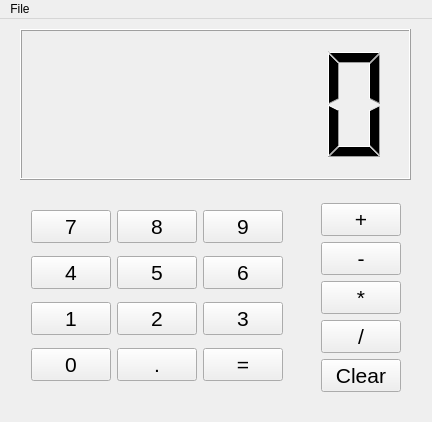
The window that mainwindow.ui (AbhyudayaSharma/Calculator) describes before a commit, drawn with Qt 5.
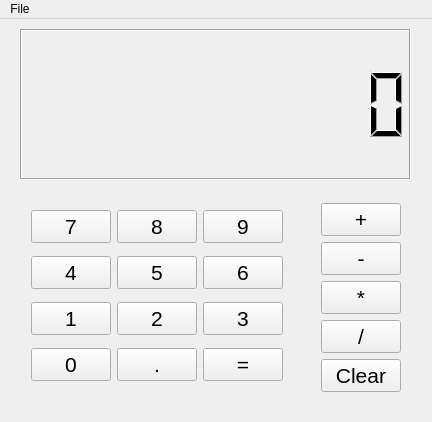
The same window after the commit.

Commit message:
Add working number input
The Number input buttons (0 - 9), decimal point (.) and Clear button now
function as expected.

Diff of the .ui file:
```diff
--- a/mainwindow.ui
+++ b/mainwindow.ui
@@ -17,7 +17,10 @@
    </sizepolicy>
   </property>
   <property name="windowTitle">
-   <string>MainWindow</string>
+   <string>Calculator</string>
+  </property>
+  <property name="tabShape">
+   <enum>QTabWidget::Triangular</enum>
   </property>
   <widget class="QWidget" name="centralWidget">
    <widget class="QLCDNumber" name="lcdNumber">
@@ -43,14 +46,26 @@
     <property name="toolTip">
      <string>&lt;html&gt;&lt;head/&gt;&lt;body&gt;&lt;p&gt;Result is displayed here&lt;/p&gt;&lt;/body&gt;&lt;/html&gt;</string>
     </property>
+    <property name="autoFillBackground">
+     <bool>true</bool>
+    </property>
     <property name="frameShape">
      <enum>QFrame::Box</enum>
     </property>
+    <property name="frameShadow">
+     <enum>QFrame::Sunken</enum>
+    </property>
     <property name="smallDecimalPoint">
-     <bool>true</bool>
+     <bool>false</bool>
+    </property>
+    <property name="digitCount">
+     <number>10</number>
+    </property>
+    <property name="segmentStyle">
+     <enum>QLCDNumber::Filled</enum>
     </property>
    </widget>
-   <widget class="QWidget" name="">
+   <widget class="QWidget" name="layoutWidget">
     <property name="geometry">
      <rect>
       <x>20</x>
```
Left out of the diff: 39 changed lines with no effect on the pictures. The commit also changes 2 other files.
